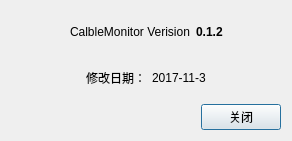
First picture: the form in dialog_versions.ui, repository ounie-os/line_monitor, before the edit.
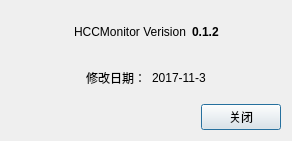
Second picture: the form after the edit.

Diff of the .ui file:
```diff
--- a/dialog_versions.ui
+++ b/dialog_versions.ui
@@ -34,7 +34,7 @@
        <item>
         <widget class="QLabel" name="label_3">
          <property name="text">
-          <string>CalbleMonitor Verision</string>
+          <string>HCCMonitor Verision</string>
          </property>
         </widget>
        </item>
```
Left out of the diff: 2 changed lines with no effect on the pictures.
